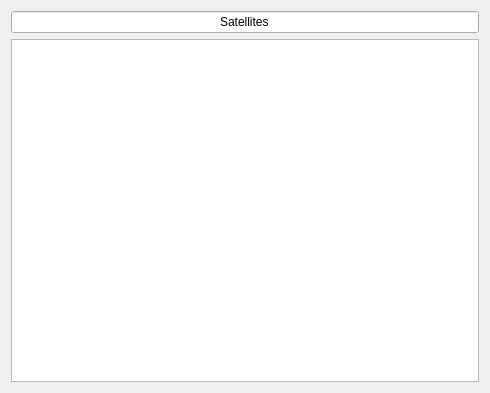
Gnoumy/RaspMeteo, file localStationCS/widgetsatellite.ui: the form before one commit.
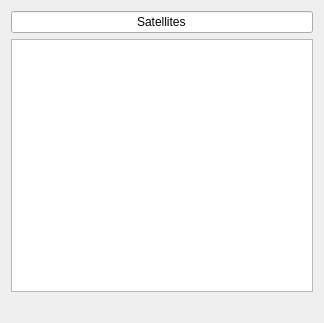
The form after the commit. Icons and pictures are not drawn.

```diff
--- a/localStationCS/widgetsatellite.ui
+++ b/localStationCS/widgetsatellite.ui
@@ -6,8 +6,8 @@
    <rect>
     <x>0</x>
     <y>0</y>
-    <width>490</width>
-    <height>393</height>
+    <width>324</width>
+    <height>323</height>
    </rect>
   </property>
   <property name="windowTitle">
@@ -35,6 +35,16 @@
      <item>
       <widget class="QTableWidget" name="tableWidget"/>
      </item>
+     <item>
+      <widget class="QLabel" name="label">
+       <property name="text">
+        <string/>
+       </property>
+       <property name="pixmap">
+        <pixmap resource="qmlmap.qrc">:/satellites/satobservation.png</pixmap>
+       </property>
+      </widget>
+     </item>
     </layout>
    </item>
   </layout>
```
Left out of the diff: 4 changed lines with no effect on the pictures.
